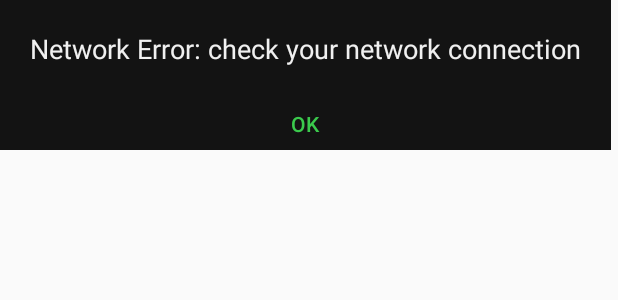
After one commit to jerbotron/SpotiShake, an Android app: the layout dialog_check_network.xml on its own in the app's theme, with its tools: preview values and no code run, on a phone screen of 412 x 824 dp. The commit adds this screen. Shown: the top 300 px of the screen. Run offline under Robolectric (Android 15) with nearby library versions, the phone set to English and light mode, and no system bars.

Commit message:
bug fix, added network error dialog on startup

```diff
--- a/app/build.gradle
+++ b/app/build.gradle
@@ -8,7 +8,7 @@ android {
         minSdkVersion 21
         targetSdkVersion 25
         versionCode 1
-        versionName "1.0"
+        versionName "1.0.1"
         testInstrumentationRunner "android.support.test.runner.AndroidJUnitRunner"
     }
     buildTypes {
--- a/app/src/main/AndroidManifest.xml
+++ b/app/src/main/AndroidManifest.xml
@@ -25,6 +25,7 @@
             android:theme="@style/AppTheme.NoActionBar">
             <intent-filter>
                 <action android:name="android.intent.action.MAIN" />
+                <action android:name="android.intent.action.VIEW" />
                 <category android:name="android.intent.category.LAUNCHER" />
             </intent-filter>
         </activity>
--- a/app/src/main/java/com/jerbotron_mac/spotishake/network/callbacks/LoginCallback.java
+++ b/app/src/main/java/com/jerbotron_mac/spotishake/network/callbacks/LoginCallback.java
@@ -35,7 +35,8 @@ public class LoginCallback extends SpotifyCallback<UserPrivate> {
     public void failure(SpotifyError spotifyError) {
         spotifyError.printStackTrace();
         ErrorDetails errorDetails = spotifyError.getErrorDetails();
-        if (errorDetails.status == ACCESS_EXPIRATION_STATUS_CODE &&
+        if (errorDetails != null &&
+                errorDetails.status == ACCESS_EXPIRATION_STATUS_CODE &&
                 errorDetails.message.equals(ACCESS_EXPIRATION_MSG)) {
             openLoginWindow();
         }
--- /dev/null
+++ b/app/src/main/res/layout/dialog_check_network.xml
@@ -0,0 +1,25 @@
+<?xml version="1.0" encoding="utf-8"?>
+<LinearLayout xmlns:android="http://schemas.android.com/apk/res/android"
+    android:background="@color/spotifyBlack"
+    android:orientation="vertical"
+    android:layout_width="wrap_content"
+    android:layout_height="100dp">
+
+    <TextView
+        android:id="@+id/delete_history_confirmation"
+        android:layout_width="wrap_content"
+        android:layout_height="wrap_content"
+        android:text="@string/check_network_connection"
+        android:textColor="@color/offWhite"
+        android:textSize="18sp"
+        android:padding="20dp"/>
+
+    <Button
+        android:id="@+id/confirm_ok"
+        android:layout_height="wrap_content"
+        android:layout_width="match_parent"
+        android:background="@android:color/transparent"
+        android:textColor="@color/spotifyGreen"
+        android:text="@android:string/ok"/>
+
+</LinearLayout>
--- a/app/src/main/res/values/strings.xml
+++ b/app/src/main/res/values/strings.xml
@@ -30,6 +30,8 @@
 
     <string name="pref_auto_save_songs_summary">Auto save identified songs to your Spotify account</string>
 
+    <!-- Dialog Messages-->
     <string name="delete_history_confirmation">Are you sure you want to delete history?</string>
+    <string name="check_network_connection">Network Error: check your network connection</string>
 
 </resources>
```
Also changed, not shown: app/src/main/java/com/jerbotron_mac/spotishake/activities/home/HomeActivity.java (+16 -0 lines), app/src/main/java/com/jerbotron_mac/spotishake/application/SpotiShakeApplication.java (+8 -1 lines), app/src/main/java/com/jerbotron_mac/spotishake/network/callbacks/SpotiShakeCallback.java (added, +15 -0 lines), app/src/main/java/com/jerbotron_mac/spotishake/utils/AppUtils.java (+22 -0 lines), 2 other files.
